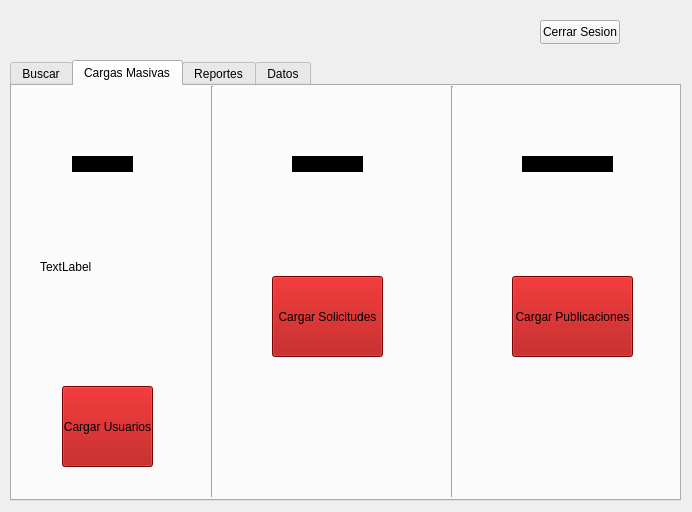
Qt form Fase 2/proyecto2/admin.ui (elsaminee/-EDD-Proyecto_202200198) before a commit.
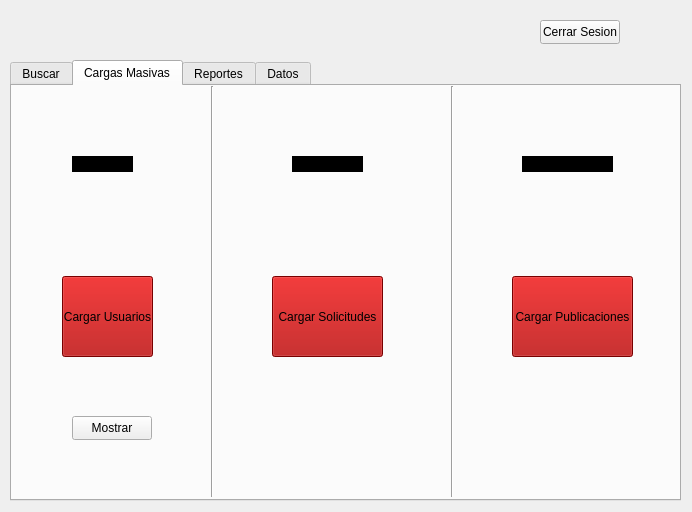
The same form after that commit. The open tabs and pages were chosen to show the change.

Patch:
```diff
--- a/Fase 2/proyecto2/admin.ui
+++ b/Fase 2/proyecto2/admin.ui
@@ -145,7 +145,7 @@
      <property name="geometry">
       <rect>
        <x>50</x>
-       <y>300</y>
+       <y>190</y>
        <width>91</width>
        <height>81</height>
       </rect>
@@ -284,17 +284,17 @@
       <string>Usuarios</string>
      </property>
     </widget>
-    <widget class="QLabel" name="texto">
+    <widget class="QPushButton" name="showUserbtn">
      <property name="geometry">
       <rect>
-       <x>28</x>
-       <y>110</y>
-       <width>151</width>
-       <height>141</height>
+       <x>60</x>
+       <y>330</y>
+       <width>80</width>
+       <height>24</height>
       </rect>
      </property>
      <property name="text">
-      <string>TextLabel</string>
+      <string>Mostrar</string>
      </property>
     </widget>
    </widget>
```
Left out of the diff: 23 changed lines with no effect on the pictures.
